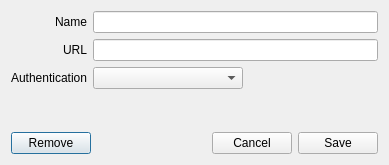
This is views/add_edit_api_dialog.ui in remtav/qgis-stac-browser as Qt 5 draws it before an edit. The edited form follows.
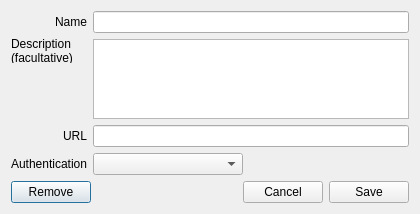
This is the edited form.

Diff of the .ui file:
```diff
--- a/views/add_edit_api_dialog.ui
+++ b/views/add_edit_api_dialog.ui
@@ -26,7 +26,7 @@
          <property name="labelAlignment">
           <set>Qt::AlignRight|Qt::AlignTrailing|Qt::AlignVCenter</set>
          </property>
-         <item row="1" column="0">
+         <item row="2" column="0">
           <widget class="QLabel" name="apiUrlLabel">
            <property name="text">
             <string>URL</string>
@@ -36,10 +36,10 @@
            </property>
           </widget>
          </item>
-         <item row="1" column="1">
+         <item row="2" column="1">
           <widget class="QLineEdit" name="urlEditBox"/>
          </item>
-         <item row="2" column="0">
+         <item row="3" column="0">
           <widget class="QLabel" name="apiAuthLabel">
            <property name="text">
             <string>Authentication</string>
@@ -49,7 +49,7 @@
            </property>
           </widget>
          </item>
-         <item row="2" column="1">
+         <item row="3" column="1">
           <widget class="QComboBox" name="authenticationCombo">
            <property name="maximumSize">
             <size>
@@ -69,6 +69,41 @@
          <item row="0" column="1">
           <widget class="QLineEdit" name="apiTitleEditBox"/>
          </item>
+         <item row="1" column="0">
+          <widget class="QLabel" name="apiDescriptionLabel">
+           <property name="text">
+            <string>Description (facultative)</string>
+           </property>
+           <property name="wordWrap">
+            <bool>true</bool>
+           </property>
+          </widget>
+         </item>
+         <item row="1" column="1">
+          <widget class="QTextEdit" name="apiDescriptionEditBox">
+           <property name="enabled">
+            <bool>true</bool>
+           </property>
+           <property name="sizePolicy">
+            <sizepolicy hsizetype="Minimum" vsizetype="Minimum">
+             <horstretch>0</horstretch>
+             <verstretch>0</verstretch>
+            </sizepolicy>
+           </property>
+           <property name="minimumSize">
+            <size>
+             <width>316</width>
+             <height>80</height>
+            </size>
+           </property>
+           <property name="maximumSize">
+            <size>
+             <width>316</width>
+             <height>80</height>
+            </size>
+           </property>
+          </widget>
+         </item>
         </layout>
        </item>
        <item>
```
Left out of the diff: 2 changed lines with no effect on the pictures.
